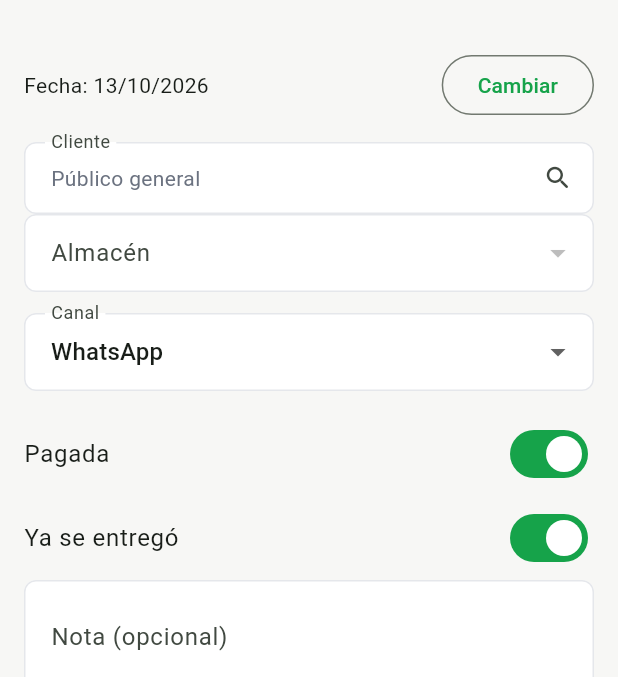
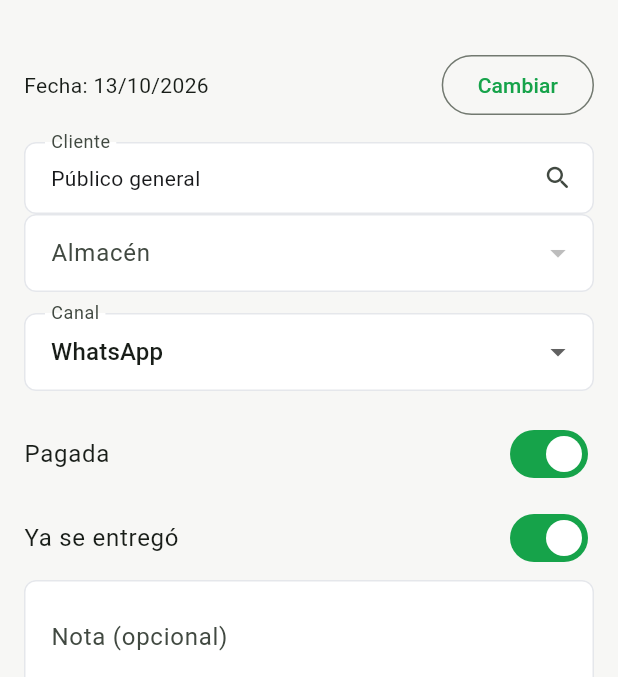
Before and after one commit to 10juma/RevendoAppMovil, a Flutter app: the VentaFormScreen screen opened directly with empty values, on a phone screen of 412 x 824 dp, the part 59-736 px from its top. Run offline on Flutter 3.47's test engine with Material 3 defaults, Android fonts, the phone set to English and light mode, and no system bars; our stand-ins replace share_plus, shared_preferences; accounts and stored records are empty; network calls fail.

Commit message:
Nueva venta: Público general se ve como valor seleccionado, no como texto de ayuda
Co-Authored-By: Claude Sonnet 5.5 <noreply@anthropic.com>

```diff
--- a/lib/widgets/buscador_campo.dart
+++ b/lib/widgets/buscador_campo.dart
@@ -215,7 +215,7 @@ class BuscadorCampo<T> extends FormField<T> {
                   state.value != null ? etiquetaDe(state.value as T) : textoSinSeleccion,
                   overflow: TextOverflow.ellipsis,
                   style: TextStyle(
-                    color: state.value != null ? AppColors.text : AppColors.textMuted,
+                    color: state.value != null || permiteVacio ? AppColors.text : AppColors.textMuted,
                   ),
                 ),
               ),
```
